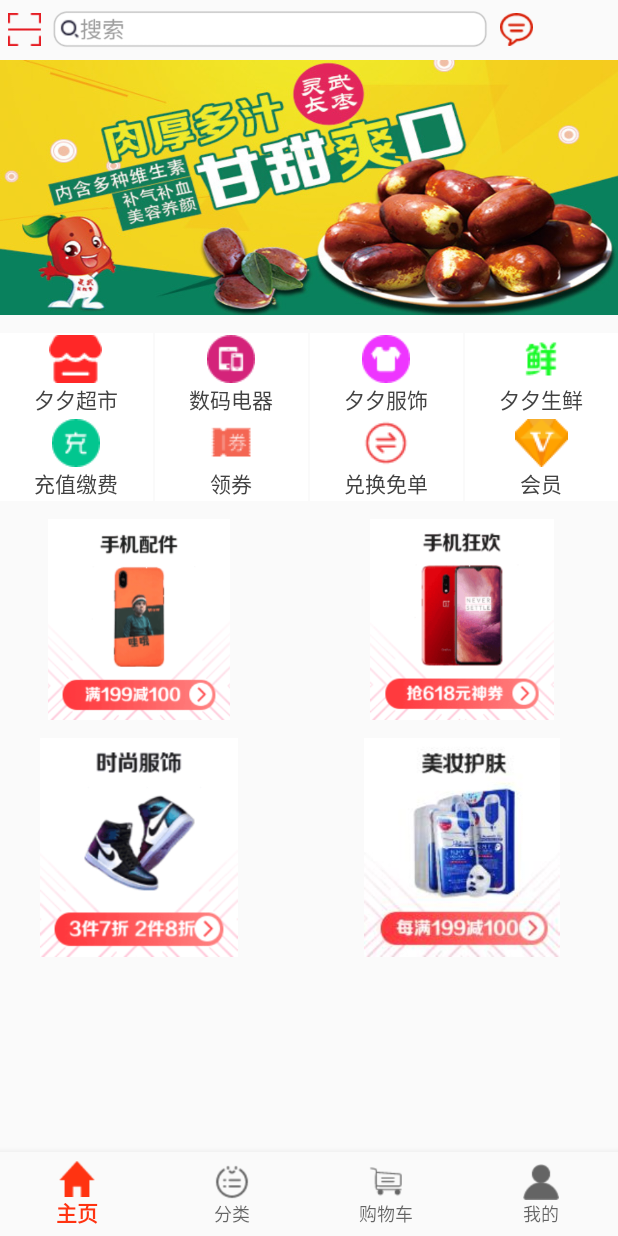
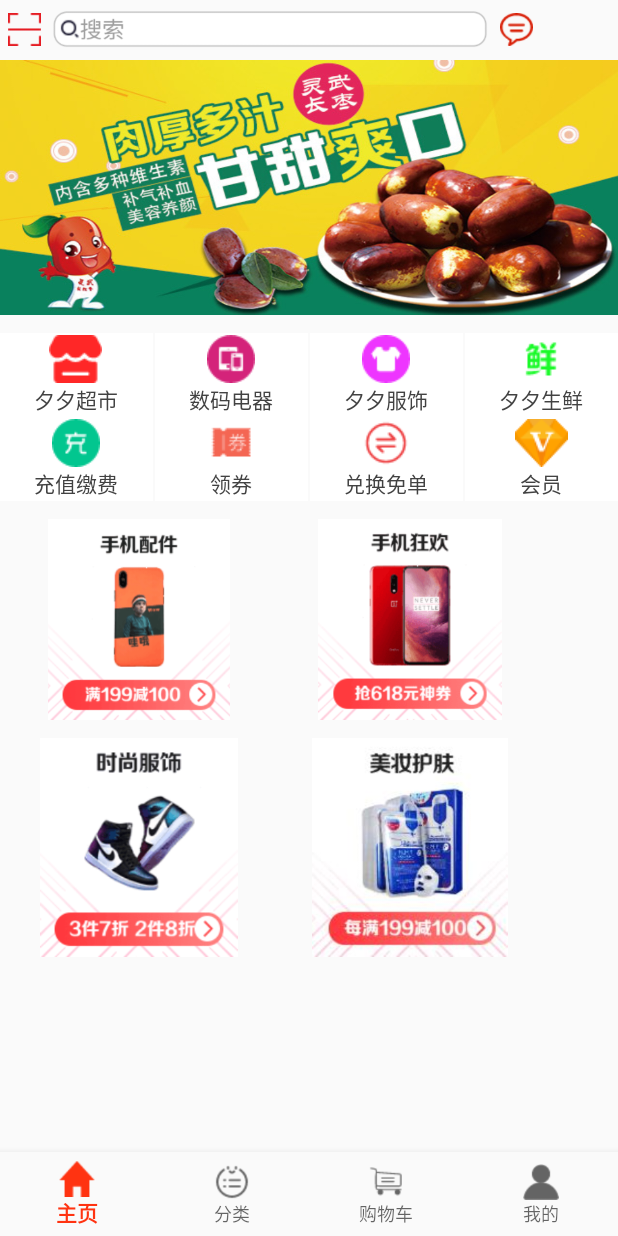
Before and after one commit to happyteam666/AndroidStore, an Android app: the HomeFragment screen opened directly, with no data from a screen before it, on a phone screen of 412 x 824 dp. Run offline under Robolectric (Android 15) with nearby library versions, the phone set to English and light mode, and no system bars; our stand-ins replace ButterKnife, EventBus; libraries missing offline, so code that uses them is left out: com.zhy.http, org.greenrobot.eventbus; 1 statement that could not run was skipped.

Commit message:
用户名完善

```diff
--- a/app/src/main/java/com/example/androidstore/activity/LoginActivity.java
+++ b/app/src/main/java/com/example/androidstore/activity/LoginActivity.java
@@ -43,6 +43,8 @@ public class LoginActivity extends AppCompatActivity {
     String phoneuser;
     //密码
     String pwd;
+    //用户名
+    String Name1;
 
 
 
@@ -81,6 +83,7 @@ public class LoginActivity extends AppCompatActivity {
                         public void onResponse(String response, int id) {
                             Log.d("TAG", "首页请求成功==" + response);
                             if(!response.equals("")) {
+                                Name1 = GsonUtils.GsonToBean(response,Customer.class).getUsername();
                                 id1 = GsonUtils.GsonToBean(response,Customer.class).getId();
                                 phoneuser = GsonUtils.GsonToBean(response, Customer.class).getPhone();
                                 pwd = GsonUtils.GsonToBean(response, Customer.class).getPassword();
@@ -98,9 +101,8 @@ public class LoginActivity extends AppCompatActivity {
                                     SharedPreferences sharedPreferences = getSharedPreferences("Id",0); //私有数据
 
                                     SharedPreferences.Editor editor = sharedPreferences.edit();//获取编辑器
-                                    String name =String.valueOf((int)((Math.random()*9+1)*1000));
                                     editor.putString("_Id",String.valueOf(id1));
-                                    editor.putString("_Name","@"+name);
+                                    editor.putString("_Name","@"+Name1);
                                     editor.commit();//提交修改
 //                                    finish();
                                     startActivity(new Intent(LoginActivity.this, MainActivity.class));
--- a/app/src/main/java/com/example/androidstore/fragment/CartFragment.java
+++ b/app/src/main/java/com/example/androidstore/fragment/CartFragment.java
@@ -142,6 +142,7 @@ public class CartFragment extends Fragment {
             }
             showCommodityCalculation();
         });
+
         cartExpandAdapter.setOnClickDeleteListenter((view, onePosition, position) -> {
             CartItem cartItem = cartInfo.getData().get(onePosition).getItems().get(position);
 
--- a/app/src/main/res/layout/fragment_home.xml
+++ b/app/src/main/res/layout/fragment_home.xml
@@ -14,13 +14,6 @@
         android:focusable="true"
         android:focusableInTouchMode="true">
 
-        <!--<android.support.v7.widget.Toolbar-->
-            <!--android:layout_width="match_parent"-->
-            <!--android:layout_height="wrap_content"-->
-            <!--app:actionViewClass="android.support.v7.widget.SearchView"-->
-            <!--app:title="搜索">-->
-
-        <!--</android.support.v7.widget.Toolbar>-->
         <LinearLayout
             android:layout_width="match_parent"
             android:layout_height="40dp"
@@ -44,18 +37,7 @@
                 android:layout_height="27dp"
                 android:layout_marginRight="5dp"
                 android:src="@drawable/sss" />
-            <!--<EditText-->
-                <!--android:id="@+id/search_et"-->
-                <!--android:layout_width="0dp"-->
-                <!--android:layout_height="28dp"-->
-                <!--android:layout_marginRight="5dp"-->
-                <!--android:layout_weight="1"-->
-                <!--android:background="@drawable/search_et_shap"-->
-                <!--android:drawableLeft="@drawable/search1"-->
-                <!--android:editable="true"-->
-                <!--android:hint="搜索"-->
-                <!--android:onClick="Search"-->
-                <!--android:paddingLeft="5dp" />-->
+
 
             <ImageView
                 android:id="@+id/message_iv"
@@ -304,16 +286,16 @@
             android:layout_height="134dp"
             android:layout_marginTop="12dp"
             android:orientation="horizontal">
-
+            //手机配件
             <ImageView
                 android:id="@+id/sjpj"
                 android:layout_width="165dp"
                 android:layout_height="match_parent"
                 android:layout_marginLeft="10dp"
-                android:layout_marginRight="50dp"
+                android:layout_marginRight="15dp"
                 android:src="@drawable/sjpj" />
 
-
+            //手机狂欢
             <ImageView
                 android:id="@+id/sjkh"
                 android:layout_width="165dp"
@@ -329,15 +311,17 @@
             android:layout_marginTop="12dp"
             android:orientation="horizontal">
 
+
+            //时尚服饰
             <ImageView
                 android:id="@+id/ssfs"
                 android:layout_width="165dp"
                 android:layout_height="match_parent"
                 android:layout_marginLeft="10dp"
-                android:layout_marginRight="50dp"
+                android:layout_marginRight="15dp"
                 android:src="@drawable/ssfs" />
 
-
+            //美妆护肤
             <ImageView
                 android:id="@+id/mzhf"
                 android:layout_width="165dp"
@@ -346,29 +330,7 @@
                 android:src="@drawable/mzhf" />
 
         </LinearLayout>
-        <!--<LinearLayout-->
-            <!--android:layout_width="match_parent"-->
-            <!--android:layout_height="134dp"-->
-            <!--android:layout_marginTop="12dp"-->
-            <!--android:orientation="horizontal">-->
 
-            <!--<ImageView-->
-                <!--android:id="@+id/shengxian"-->
-                <!--android:layout_width="165dp"-->
-                <!--android:layout_height="match_parent"-->
-                <!--android:layout_marginLeft="10dp"-->
-                <!--android:layout_marginRight="50dp"-->
-                <!--android:src="@drawable/shengxian" />-->
-
-
-            <!--<ImageView-->
-                <!--android:id="@+id/pznf"-->
-                <!--android:layout_width="165dp"-->
-                <!--android:layout_height="match_parent"-->
-                <!--android:layout_marginRight="10dp"-->
-                <!--android:src="@drawable/pznf" />-->
-
-        <!--</LinearLayout>-->
         <LinearLayout
             android:layout_width="match_parent"
             android:layout_height="match_parent"
```
Also changed, not shown: app/src/main/java/com/example/androidstore/Adapter/CartAdapter.java (deleted, +0 -95 lines), app/src/main/java/com/example/androidstore/fragment/MeFragment.java (+6 -15 lines).
